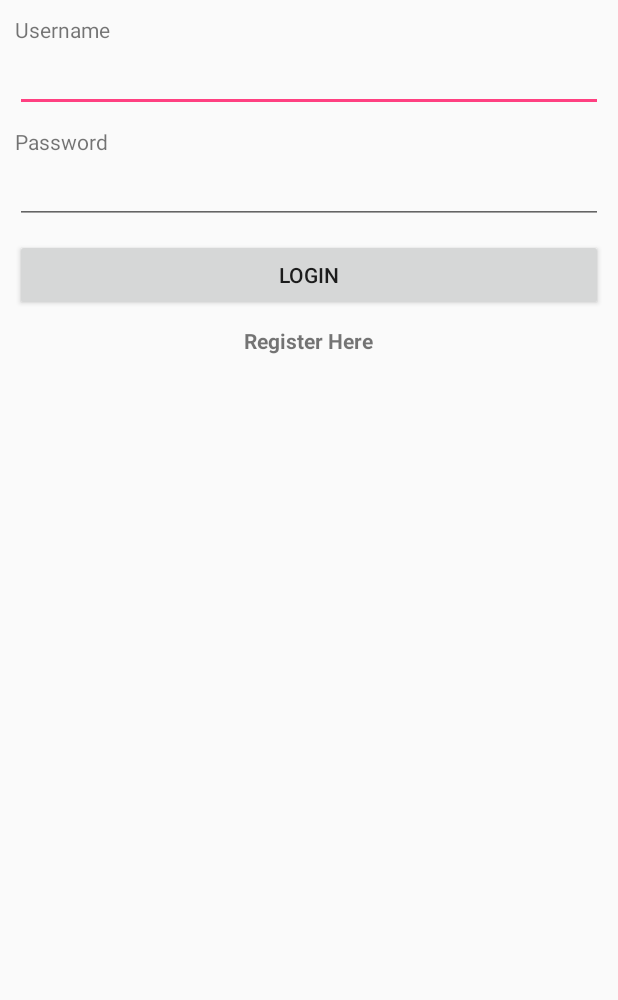
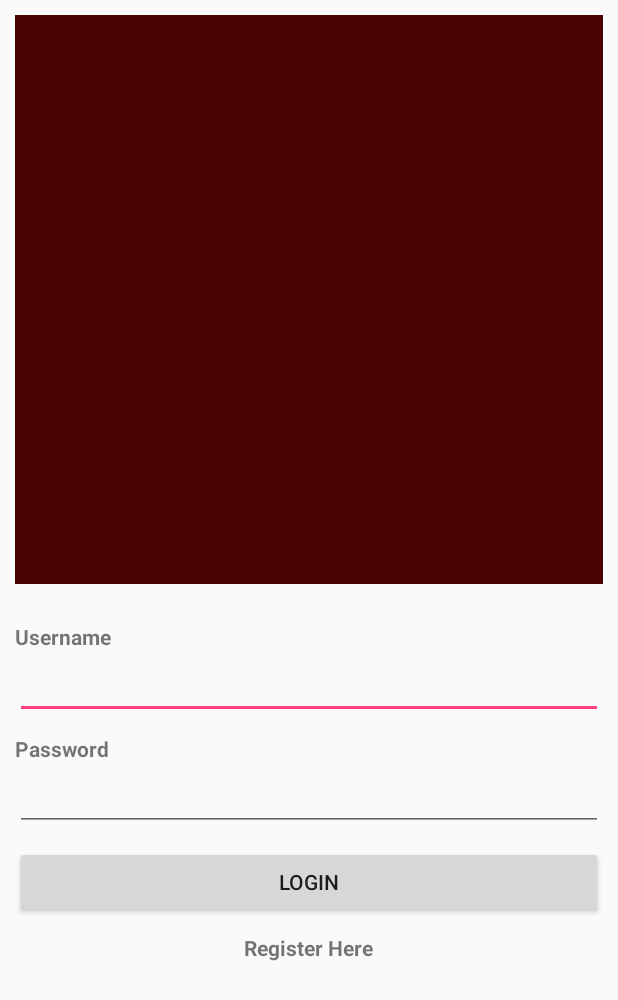
Before and after one commit to Rap-Battle-App/Frontend, an Android app: the Login screen opened directly, with no data from a screen before it, on a phone screen of 412 x 824 dp. Shown: the top 1000 px of the screen. Run offline under Robolectric (Android 15) with nearby library versions, the light colour scheme and no system bars; libraries missing offline, so code that uses them is left out: junit.framework.

Commit message:
layoutfix

```diff
--- a/Rapbattle16Bars/app/src/main/java/com/batllerap/hsosna/rapbattle16bars/Login.java
+++ b/Rapbattle16Bars/app/src/main/java/com/batllerap/hsosna/rapbattle16bars/Login.java
@@ -38,7 +38,7 @@ public class Login extends AppCompatActivity implements View.OnClickListener {
     public void onClick(View view) {
         switch (view.getId()) {
             case R.id.bLogin:
-                startActivity(new Intent(this, Logout.class));
+                startActivity(new Intent(this, MainActivity.class));
                 break;
 
             case R.id.tvRegisterLink:
--- a/Rapbattle16Bars/app/src/main/java/com/batllerap/hsosna/rapbattle16bars/Logout.java
+++ b/Rapbattle16Bars/app/src/main/java/com/batllerap/hsosna/rapbattle16bars/Logout.java
@@ -7,12 +7,10 @@ import android.view.View;
 import android.widget.Button;
 import android.widget.EditText;
 
-import junit.framework.Test;
-
 public class Logout extends AppCompatActivity implements View.OnClickListener {
 
     Button bLogout;
-    EditText etName, etAge, etUsername, etPassword;
+    EditText etName, etAge, etUsername;
 
     @Override
     protected void onCreate(Bundle savedInstanceState) {
--- a/Rapbattle16Bars/app/src/main/java/com/batllerap/hsosna/rapbattle16bars/TabFragment1.java
+++ b/Rapbattle16Bars/app/src/main/java/com/batllerap/hsosna/rapbattle16bars/TabFragment1.java
@@ -12,6 +12,7 @@ public class TabFragment1 extends Fragment {
 
     @Override
     public View onCreateView(LayoutInflater inflater, ViewGroup container, Bundle savedInstanceState) {
+
         return inflater.inflate(R.layout.tab_fragment_1, container, false);
     }
 }
--- a/Rapbattle16Bars/app/src/main/java/com/batllerap/hsosna/rapbattle16bars/TabFragment2.java
+++ b/Rapbattle16Bars/app/src/main/java/com/batllerap/hsosna/rapbattle16bars/TabFragment2.java
@@ -1,5 +1,6 @@
 package com.batllerap.hsosna.rapbattle16bars;
 
+import android.content.Intent;
 import android.os.Bundle;
 import android.support.v4.app.Fragment;
 import android.view.LayoutInflater;
--- a/Rapbattle16Bars/app/src/main/java/com/batllerap/hsosna/rapbattle16bars/TabFragment3.java
+++ b/Rapbattle16Bars/app/src/main/java/com/batllerap/hsosna/rapbattle16bars/TabFragment3.java
@@ -10,6 +10,6 @@ public class TabFragment3 extends Fragment {
 
     @Override
     public View onCreateView(LayoutInflater inflater, ViewGroup container, Bundle savedInstanceState) {
-        return inflater.inflate(R.layout.tab_fragment_3, container, false);
+        return inflater.inflate(R.layout.activity_profile, container, false);
     }
 }
--- a/Rapbattle16Bars/app/src/main/res/layout/activity_login.xml
+++ b/Rapbattle16Bars/app/src/main/res/layout/activity_login.xml
@@ -4,10 +4,22 @@
     android:orientation="vertical"
     android:layout_width="match_parent"
     android:layout_height="match_parent"
-    android:padding="10dp" >
+    android:padding="10dp"
+    android:weightSum="1">
+
+
+    <ImageView
+        android:id="@+id/myImageView"
+        android:layout_width="match_parent"
+        android:layout_height="wrap_content"
+        android:layout_weight="0.70"
+        android:src="#4b0202"
+        android:paddingBottom="25dp"/>
+
 
     <TextView
         android:text="Username"
+        android:textStyle="bold"
         android:layout_width="wrap_content"
         android:layout_height="wrap_content" />
 
@@ -20,6 +32,7 @@
 
     <TextView
         android:text="Password"
+        android:textStyle="bold"
         android:layout_width="wrap_content"
         android:layout_height="wrap_content" />
 
@@ -38,7 +51,6 @@
         android:layout_height="wrap_content"
         />
 
-
     <TextView
         android:id="@+id/tvRegisterLink"
         android:text="Register Here"
```
